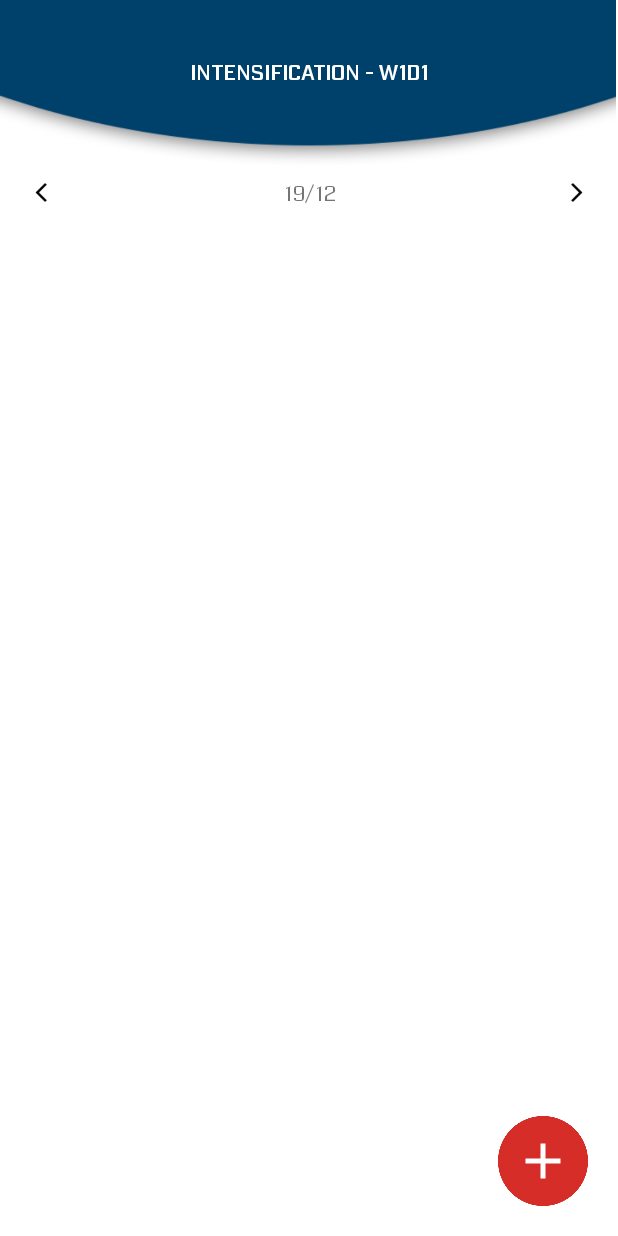
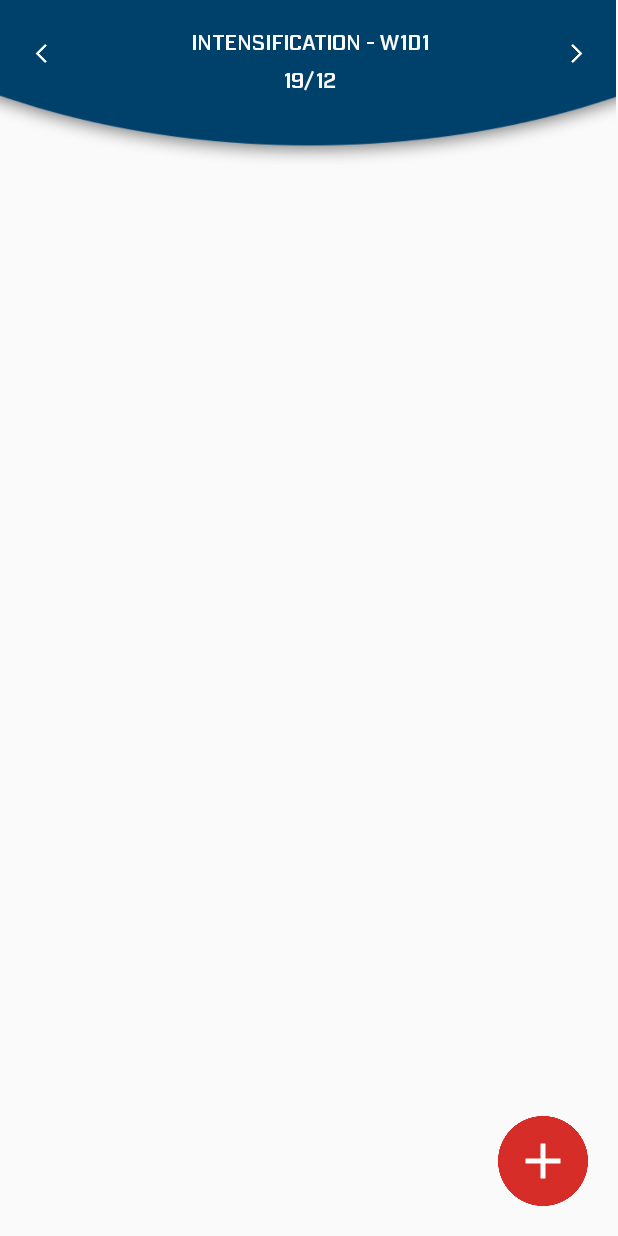
Before and after one commit to bealeung/mighty, an Android app: the screen it shows after launch (MainActivity), after a tap on an icon or button, on a phone screen of 412 x 824 dp. Run offline under Robolectric (Android 15) with nearby library versions, the phone set to English and light mode, and no system bars; 8 statements that could not run were skipped.

Commit message:
Fixed top banner

```diff
--- a/Mighty/src/main/java/com/parse/mighty/MainActivity.java
+++ b/Mighty/src/main/java/com/parse/mighty/MainActivity.java
@@ -275,11 +275,18 @@ public class MainActivity extends AppCompatActivity {
     }
 
     public void updateDateDisplay() {
-        int year = currDate.getYear()+1990;
+        TextView dateTextView = (TextView) findViewById(R.id.dateTextView);
+        int year = currDate.getYear();
         int month = currDate.getMonth()+1;
         int day = currDate.getDate();
-        TextView dateTextView = (TextView) findViewById(R.id.dateTextView);
-        dateTextView.setText(day + "/" + month);
+        Date today = Calendar.getInstance().getTime();
+        if (today.getYear() == year
+                && today.getMonth() == month-1
+                && today.getDate() == day) {
+            dateTextView.setText("Today");
+        } else {
+            dateTextView.setText(day + "/" + month);
+        }
     }
 
 
--- a/Mighty/src/main/res/layout/activity_main.xml
+++ b/Mighty/src/main/res/layout/activity_main.xml
@@ -14,6 +14,23 @@
     tools:context=".MainActivity">
 
 
+    <ScrollView
+        android:id="@+id/mainScrollView"
+        android:layout_width="0dp"
+        android:layout_height="0dp"
+        android:layout_marginTop="50dp"
+        app:layout_constraintBottom_toBottomOf="parent"
+        app:layout_constraintEnd_toEndOf="parent"
+        app:layout_constraintStart_toStartOf="parent"
+        app:layout_constraintTop_toBottomOf="@id/titleSelectionLayout">
+
+        <LinearLayout
+            android:id="@+id/workoutLinearLayout"
+            android:layout_width="match_parent"
+            android:layout_height="match_parent"
+            android:orientation="vertical"></LinearLayout>
+    </ScrollView>
+
     <ImageView
         android:id="@+id/blueOvalImageView"
         android:layout_width="wrap_content"
@@ -26,45 +43,49 @@
         app:srcCompat="@drawable/blue_oval" />
 
     <TextView
-        android:id="@+id/workoutNameTextView"
+        android:id="@+id/dateTextView"
         android:layout_width="wrap_content"
         android:layout_height="wrap_content"
-        android:layout_marginTop="40dp"
-        android:text="INTENSIFICATION - W1D1"
+        android:layout_marginTop="45dp"
         android:fontFamily="@font/industry_demi"
+        android:lineSpacingExtra="2sp"
+        android:text="Today"
         android:textColor="@color/background_color"
         app:layout_constraintEnd_toEndOf="parent"
         app:layout_constraintStart_toStartOf="parent"
         app:layout_constraintTop_toTopOf="parent" />
 
     <android.support.constraint.ConstraintLayout
-        android:id="@+id/dateSelectionLayout"
+        android:id="@+id/titleSelectionLayout"
         android:layout_width="0dp"
         android:layout_height="wrap_content"
-        android:layout_marginTop="10dp"
+        android:layout_marginTop="20dp"
         android:orientation="horizontal"
         app:layout_constraintEnd_toEndOf="parent"
         app:layout_constraintStart_toStartOf="parent"
-        app:layout_constraintTop_toBottomOf="@id/blueOvalImageView">
+        app:layout_constraintTop_toTopOf="parent">
 
         <ImageView
             android:id="@+id/backImageView"
             android:layout_width="15dp"
             android:layout_height="15dp"
             android:layout_marginStart="20dp"
+            android:layout_marginTop="8dp"
             android:layout_weight="1"
             android:onClick="prevDay"
-            app:layout_constraintEnd_toStartOf="@+id/dateTextView"
+            app:layout_constraintEnd_toStartOf="@+id/workoutNameTextView"
             app:layout_constraintStart_toStartOf="parent"
             app:layout_constraintTop_toTopOf="parent"
-            app:srcCompat="@drawable/arrow_back_black" />
+            app:srcCompat="@drawable/arrow_back_ios_white" />
 
         <TextView
-            android:id="@+id/dateTextView"
+            android:id="@+id/workoutNameTextView"
             android:layout_width="0dp"
             android:layout_height="wrap_content"
+            android:fontFamily="@font/industry_demi"
             android:gravity="center"
-            android:text="21/7"
+            android:text="INTENSIFICATION - W1D1"
+            android:textColor="@color/background_color"
             app:layout_constraintEnd_toStartOf="@id/forwardImageView"
             app:layout_constraintStart_toEndOf="@id/backImageView"
             app:layout_constraintTop_toTopOf="parent" />
@@ -73,32 +94,16 @@
             android:id="@+id/forwardImageView"
             android:layout_width="15dp"
             android:layout_height="15dp"
+            android:layout_marginTop="8dp"
             android:layout_marginEnd="20dp"
             android:layout_weight="1"
             android:onClick="nextDay"
             app:layout_constraintEnd_toEndOf="parent"
-            app:layout_constraintStart_toEndOf="@id/dateTextView"
+            app:layout_constraintStart_toEndOf="@id/workoutNameTextView"
             app:layout_constraintTop_toTopOf="parent"
-            app:srcCompat="@drawable/arrow_forward_black" />
+            app:srcCompat="@drawable/arrow_forward_ios_white" />
 
     </android.support.constraint.ConstraintLayout>
-
-    <ScrollView
-        android:id="@+id/mainScrollView"
-        android:layout_width="0dp"
-        android:layout_height="0dp"
-        android:layout_marginTop="20dp"
-        app:layout_constraintEnd_toEndOf="parent"
-        app:layout_constraintStart_toStartOf="parent"
-        app:layout_constraintBottom_toBottomOf="parent"
-        app:layout_constraintTop_toBottomOf="@id/dateSelectionLayout">
-
-        <LinearLayout
-            android:id="@+id/workoutLinearLayout"
-            android:layout_width="match_parent"
-            android:layout_height="match_parent"
-            android:orientation="vertical"></LinearLayout>
-    </ScrollView>
 
     <ImageView
         android:id="@+id/addButton"
--- a/Mighty/src/main/res/values/colors.xml
+++ b/Mighty/src/main/res/values/colors.xml
@@ -6,5 +6,5 @@
     <color name="border_grey">#f5f5f5</color>
     <color name="transparent">#00ffffff</color>
     <color name="white">#ffffff</color>
-    <color name="background_color">#ffffff</color>
+    <color name="background_color">#fafafa</color>
 </resources>
--- a/Mighty/src/main/res/values/styles.xml
+++ b/Mighty/src/main/res/values/styles.xml
@@ -14,6 +14,7 @@
         <item name="colorAccent">@color/Main_Red</item>
         <item name="android:fontFamily">@font/industry_book_font</item>
         <item name="android:windowBackground">@color/background_color</item>
+        <item name="android:statusBarColor">@color/Main_Blue</item>
     </style>
 
 </resources>
```
Also changed, not shown: Mighty/src/main/res/drawable/arrow_back_ios_white.png (added), Mighty/src/main/res/drawable/arrow_forward_ios_white.png (added), 90 other files.
